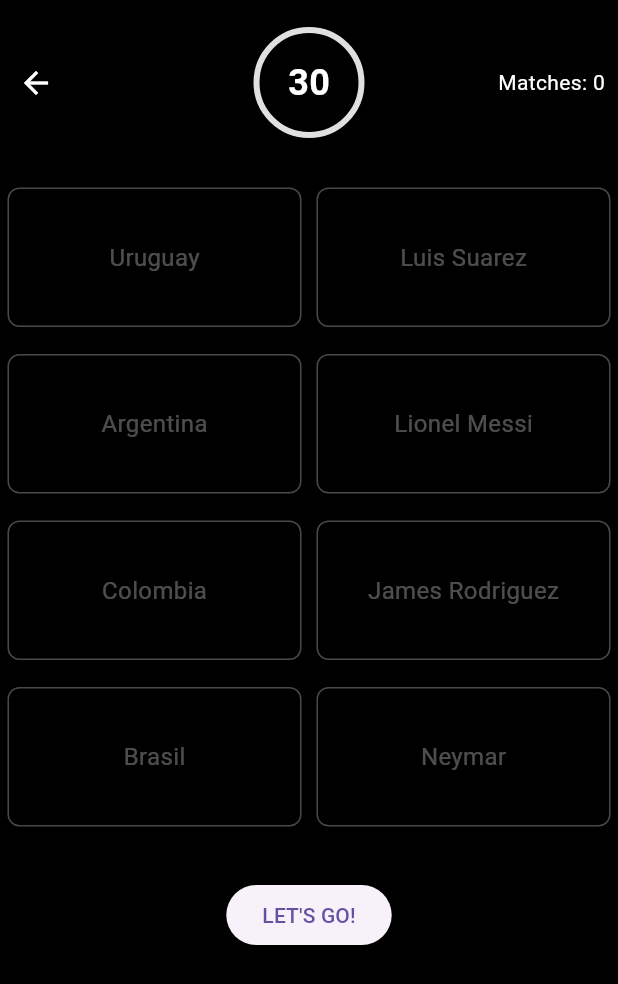
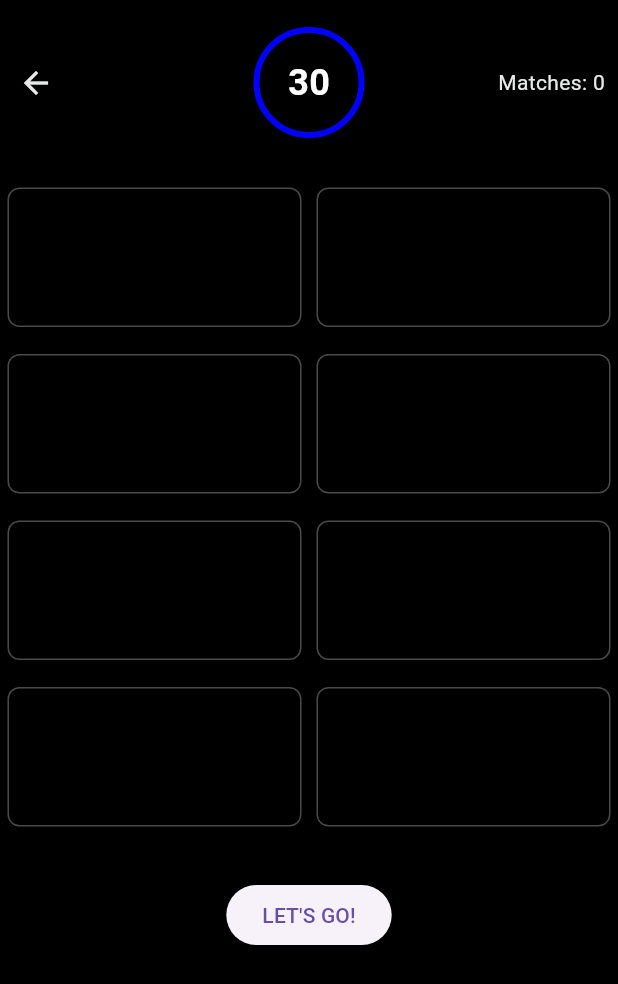
Before and after one commit to Mikjail/matching-cards, a Flutter app: the screen it shows after launch, after a tap on "Start Game", on a phone screen of 412 x 824 dp. Shown: the top 984 px of the screen. Run offline on Flutter 3.47's test engine with Material 2 defaults, Android fonts, the phone set to English and light mode, and no system bars; drawn by our look-alikes of circular_countdown_timer; our stand-ins replace get_it.

Commit message:
theme: adding color variables

```diff
--- a/lib/main.dart
+++ b/lib/main.dart
@@ -1,5 +1,6 @@
 import 'package:flutter/material.dart';
 import 'package:of_card_match/locator.dart';
+import 'package:of_card_match/theme/colors.dart';
 import 'package:of_card_match/ui/matching_cards/matching_cards.dart';
 import 'package:of_card_match/ui/start._screen.dart';
 
@@ -7,20 +8,15 @@ void main() {
   // Register your service as a singleton
   setUpLocator();
 
-  runApp(const MyApp(
-    title: 'OneFootball - Matching Cards',
-  ));
+  runApp(MyApp());
 }
 
 class MyApp extends StatelessWidget {
-  const MyApp({super.key, required this.title});
-
-  final String title;
   // This widget is the root of your application.
   @override
   Widget build(BuildContext context) {
     return MaterialApp(
-      title: title,
+      title: 'OneFootball - Matching Cards',
       routes: {
         '/': (context) => StartScreen(),
         '/matchingCards': (context) => const MatchingCards(),
--- /dev/null
+++ b/lib/theme/colors.dart
@@ -0,0 +1,11 @@
+import 'package:flutter/material.dart';
+
+Color textPrimary = const Color.fromARGB(255, 255, 255, 255);
+Color backgroundPrimary = const Color.fromARGB(255, 0, 0, 0);
+Color accent = const Color.fromARGB(255, 225, 250, 82);
+Color error = Colors.red;
+Color success = const Color.fromARGB(255, 119, 206, 122);
+Color white = const Color.fromARGB(243, 243, 244, 245);
+Color grey = const Color.fromRGBO(243, 243, 244, 0.3);
+Color blue = const Color.fromARGB(255, 0, 0, 255);
+Color light_gray = const Color.fromARGB(150, 255, 255, 255);
--- a/lib/ui/matching_cards/custom_card.dart
+++ b/lib/ui/matching_cards/custom_card.dart
@@ -1,4 +1,5 @@
 import 'package:flutter/material.dart';
+import 'package:of_card_match/theme/colors.dart';
 import 'package:of_card_match/ui/matching_cards/matching_cards.dart';
 
 class CustomCard extends StatelessWidget {
@@ -28,24 +29,24 @@ class CustomCard extends StatelessWidget {
     Color getColor() {
       // There is a match!
       if (selected && isMatch == MatchStatus.match) {
-        return const Color.fromARGB(255, 119, 206, 122);
+        return success;
       }
       // There is no match!
       if (selected && isMatch == MatchStatus.noMatch) {
-        return Colors.red;
+        return error;
       }
       // The card is selected!
       if (selected || isHeldDown == true) {
-        return const Color.fromARGB(255, 225, 250, 82);
+        return accent;
       }
       // The card is disabled!
       if (disabled == true) {
-        return const Color.fromRGBO(243, 243, 244, 0.3);
+        return grey;
       }
-      return const Color.fromARGB(243, 243, 244, 245);
+      return white;
     }
 
-    Color textColor = Colors.white;
+    Color textColor = white;
 
     final borderDuration = disabled ? 300 : 100;
 
@@ -66,8 +67,8 @@ class CustomCard extends StatelessWidget {
         margin: const EdgeInsets.all(5),
         child: TweenAnimationBuilder<Color?>(
             tween: ColorTween(
-              begin: textColor,
-              end: disabled ? textColor.withOpacity(0.3) : textColor,
+              begin: textColor.withOpacity(0),
+              end: disabled ? textColor.withOpacity(0) : textColor,
             ),
             duration: const Duration(milliseconds: 300),
             builder: (_, Color? color, __) {
--- a/lib/ui/matching_cards/match_app_bar.dart
+++ b/lib/ui/matching_cards/match_app_bar.dart
@@ -1,5 +1,6 @@
 import 'package:circular_countdown_timer/circular_countdown_timer.dart';
 import 'package:flutter/material.dart';
+import 'package:of_card_match/theme/colors.dart';
 
 class MatchAppBar extends StatelessWidget {
   final void Function() onCountdownFinished;
@@ -28,7 +29,7 @@ class MatchAppBar extends StatelessWidget {
               onPressed: () {
                 Navigator.pop(context);
               },
-              color: Colors.white,
+              color: white,
             ),
           ),
         ),
@@ -41,9 +42,9 @@ class MatchAppBar extends StatelessWidget {
             controller: _controller,
             width: MediaQuery.of(context).size.width / 2,
             height: MediaQuery.of(context).size.height / 2,
-            ringColor: Colors.grey[300]!,
+            ringColor: blue,
             ringGradient: null,
-            fillColor: Color.fromARGB(255, 180, 0, 186),
+            fillColor: light_gray,
             fillGradient: null,
             backgroundGradient: null,
             strokeWidth: 4.0,
@@ -74,7 +75,7 @@ class MatchAppBar extends StatelessWidget {
           width: 80,
           child: Text(
             'Matches: ${numberOfMatches.toString()}',
-            style: const TextStyle(color: Colors.white),
+            style: TextStyle(color: white),
           ),
         ),
       ],
--- a/lib/ui/matching_cards/matching_cards.dart
+++ b/lib/ui/matching_cards/matching_cards.dart
@@ -149,7 +149,7 @@ class MatchingCardsState extends State<MatchingCards> {
   }
 
   getColor(selected) {
-    return selected ? const Color.fromARGB(255, 225, 250, 82) : Colors.white;
+    return selected ? Theme.of(context).colorScheme.secondary : Colors.white;
   }
 
   @override
```
Also changed, not shown: 1 other file.
